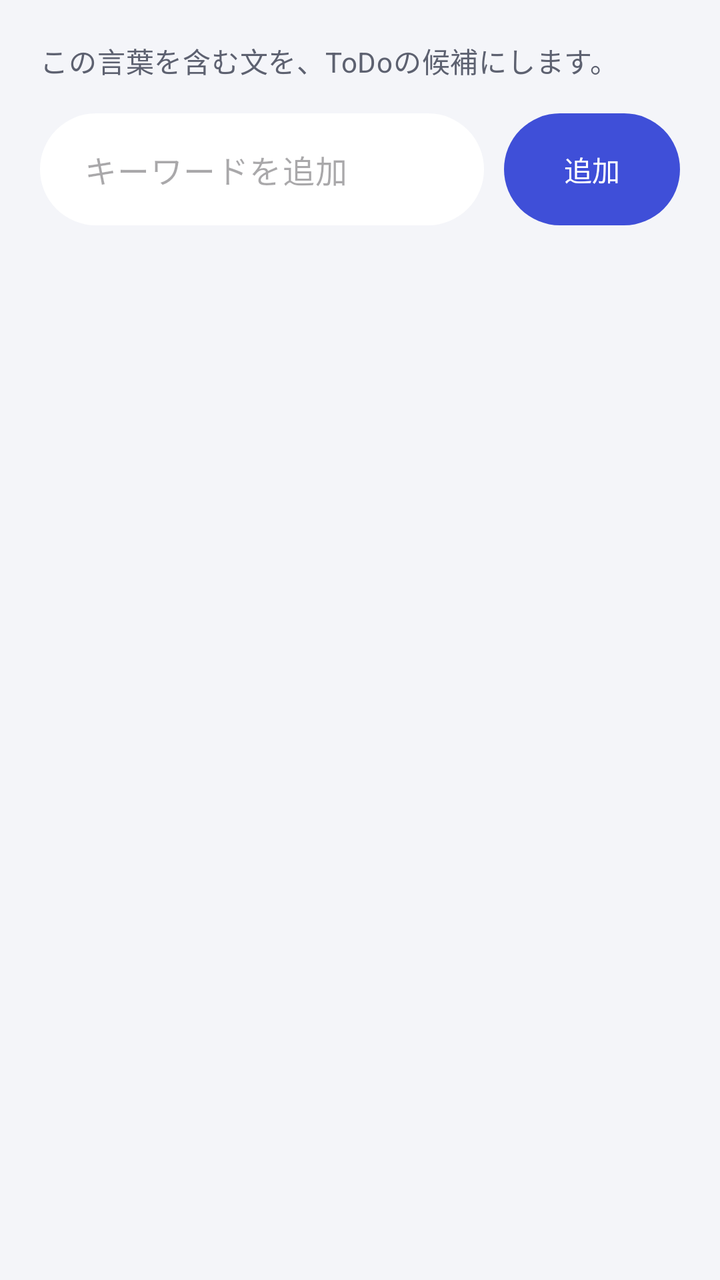
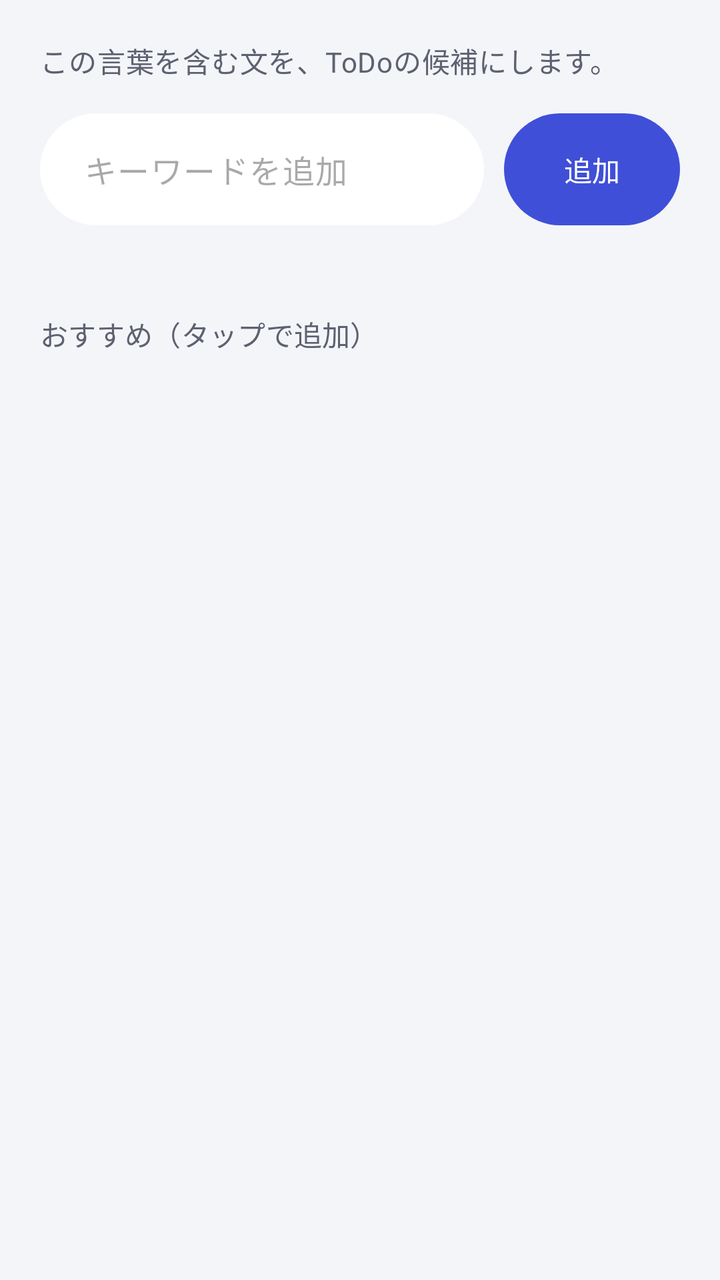

Compare the two renders of this Android layout. The source of the first and the diff that turns it into the second are given below.
<!-- AndroidManifest.xml: application theme Theme.MimiMemo -->
<!-- res/layout/activity_settings.xml -->
<?xml version="1.0" encoding="utf-8"?>
<ScrollView xmlns:android="http://schemas.android.com/apk/res/android"
    xmlns:app="http://schemas.android.com/apk/res-auto"
    android:layout_width="match_parent"
    android:layout_height="match_parent">

    <LinearLayout
        android:layout_width="match_parent"
        android:layout_height="wrap_content"
        android:orientation="vertical"
        android:padding="20dp">

        <TextView
            android:layout_width="match_parent"
            android:layout_height="wrap_content"
            android:text="@string/settings_description"
            android:textAppearance="?attr/textAppearanceBodyMedium"
            android:textColor="?attr/colorOnSurfaceVariant" />

        <LinearLayout
            android:layout_width="match_parent"
            android:layout_height="wrap_content"
            android:layout_marginTop="16dp"
            android:gravity="center_vertical"
            android:orientation="horizontal">

            
            <com.google.android.material.textfield.TextInputLayout
                android:id="@+id/layoutKeyword"
                style="@style/Widget.Material3.TextInputLayout.FilledBox"
                android:layout_width="0dp"
                android:layout_height="wrap_content"
                android:layout_weight="1"
                app:boxBackgroundColor="@color/card"
                app:boxCornerRadiusBottomEnd="28dp"
                app:boxCornerRadiusBottomStart="28dp"
                app:boxCornerRadiusTopEnd="28dp"
                app:boxCornerRadiusTopStart="28dp"
                app:boxStrokeWidth="0dp"
                app:boxStrokeWidthFocused="0dp"
                app:hintEnabled="false">

                <com.google.android.material.textfield.TextInputEditText
                    android:id="@+id/editKeyword"
                    android:layout_width="match_parent"
                    android:layout_height="56dp"
                    android:hint="@string/keyword_hint"
                    android:imeOptions="actionDone"
                    android:inputType="text"
                    android:paddingStart="22dp"
                    android:paddingTop="0dp"
                    android:paddingEnd="16dp"
                    android:paddingBottom="0dp" />
            </com.google.android.material.textfield.TextInputLayout>

            <com.google.android.material.button.MaterialButton
                android:id="@+id/buttonAdd"
                android:layout_width="wrap_content"
                android:layout_height="56dp"
                android:layout_marginStart="10dp"
                android:insetTop="0dp"
                android:insetBottom="0dp"
                android:paddingHorizontal="24dp"
                android:text="@string/action_add_keyword"
                app:cornerRadius="28dp" />
        </LinearLayout>

        <com.google.android.material.chip.ChipGroup
            android:id="@+id/chipGroup"
            android:layout_width="match_parent"
            android:layout_height="wrap_content"
            android:layout_marginTop="16dp" />

    </LinearLayout>
</ScrollView>
<!-- resources referenced by this layout -->
<resources>
  <color name="card">#FFFFFF</color>
  <string name="action_add_keyword">追加</string>
  <string name="keyword_hint">キーワードを追加</string>
  <string name="settings_description">この言葉を含む文を、ToDoの候補にします。</string>
  <style name="Theme.MimiMemo" parent="Theme.Material3.DayNight">
          <item name="colorPrimary">@color/primary</item>
          <item name="colorOnPrimary">@color/on_primary</item>
          <item name="colorPrimaryContainer">@color/primary_container</item>
          <item name="colorOnPrimaryContainer">@color/on_primary_container</item>
          <item name="colorSecondaryContainer">@color/primary_container</item>
          <item name="colorOnSecondaryContainer">@color/on_primary_container</item>
          <item name="android:colorBackground">@color/background</item>
          <item name="colorSurface">@color/background</item>
          <item name="colorOnSurface">@color/on_surface</item>
          <item name="colorOnSurfaceVariant">@color/on_surface_variant</item>
          <item name="colorSurfaceContainer">@color/surface_container</item>
          <item name="colorSurfaceContainerLowest">@color/card</item>
          <item name="colorOutline">@color/outline</item>
          <item name="colorOutlineVariant">@color/card_stroke</item>
          <item name="actionBarStyle">@style/MimiMemo.ActionBar</item>
          <item name="actionBarTheme">@style/MimiMemo.ActionBarTheme</item>
          <item name="android:statusBarColor">@color/background</item>
          <item name="android:navigationBarColor">@color/background</item>
          <item name="android:windowLightStatusBar">@bool/light_system_bars</item>
          <item name="android:windowLightNavigationBar" tools:targetApi="27">@bool/light_system_bars</item>
          <item name="android:windowOptOutEdgeToEdgeEnforcement" tools:targetApi="35">true</item>
          <item name="materialAlertDialogTheme">@style/MimiMemo.Dialog</item>
      </style>
  <color name="primary">#3F4FD8</color>
  <color name="on_primary">#FFFFFF</color>
  <color name="primary_container">#E3E6FF</color>
  <color name="on_primary_container">#151E6B</color>
  <color name="background">#F4F5F9</color>
  <color name="on_surface">#1A1C24</color>
  <color name="on_surface_variant">#5D6170</color>
  <color name="surface_container">#ECEEF4</color>
  <color name="outline">#C9CCD6</color>
  <color name="card_stroke">#E6E8EF</color>
  <style name="MimiMemo.ActionBar" parent="Widget.Material3.ActionBar.Solid">
          <item name="background">@color/background</item>
          <item name="elevation">0dp</item>
          <item name="titleTextStyle">@style/MimiMemo.ActionBar.Title</item>
      </style>
  <style name="MimiMemo.ActionBarTheme" parent="ThemeOverlay.Material3.ActionBar">
          <item name="colorControlNormal">@color/on_surface</item>
          
          <item name="colorSurfaceContainer">@color/card</item>
      </style>
  <style name="MimiMemo.Dialog" parent="ThemeOverlay.Material3.MaterialAlertDialog">
          <item name="colorSurfaceContainerHigh">@color/card</item>
          <item name="shapeAppearanceCornerExtraLarge">@style/MimiMemo.Corner28</item>
      </style>
  <style name="MimiMemo.ActionBar.Title" parent="TextAppearance.Material3.TitleLarge">
          <item name="android:textColor">@color/on_surface</item>
          <item name="android:textStyle">bold</item>
      </style>
  <style name="MimiMemo.Corner28" parent="">
          <item name="cornerFamily">rounded</item>
          <item name="cornerSize">28dp</item>
      </style>
</resources>

<!-- the commit's change to res/layout/activity_settings.xml (unified diff, before → after) -->
@@ -71,5 +71,20 @@
             android:layout_height="wrap_content"
             android:layout_marginTop="16dp" />
 
+        
+        <TextView
+            android:id="@+id/labelSuggestions"
+            style="@style/MimiMemo.SectionTitle"
+            android:layout_width="wrap_content"
+            android:layout_height="wrap_content"
+            android:layout_marginTop="28dp"
+            android:text="@string/keyword_suggestions" />
+
+        <com.google.android.material.chip.ChipGroup
+            android:id="@+id/suggestionGroup"
+            android:layout_width="match_parent"
+            android:layout_height="wrap_content"
+            android:layout_marginTop="8dp" />
+
     </LinearLayout>
 </ScrollView>
<!-- resource entries referenced after the edit -->
@@ -3,7 +3,12 @@
   <color name="card">#FFFFFF</color>
   <string name="action_add_keyword">追加</string>
   <string name="keyword_hint">キーワードを追加</string>
+  <string name="keyword_suggestions">おすすめ（タップで追加）</string>
   <string name="settings_description">この言葉を含む文を、ToDoの候補にします。</string>
+  <style name="MimiMemo.SectionTitle" parent="">
+          <item name="android:textAppearance">?attr/textAppearanceTitleSmall</item>
+          <item name="android:textColor">?attr/colorOnSurfaceVariant</item>
+      </style>
   <style name="Theme.MimiMemo" parent="Theme.Material3.DayNight">
           <item name="colorPrimary">@color/primary</item>
           <item name="colorOnPrimary">@color/on_primary</item>
